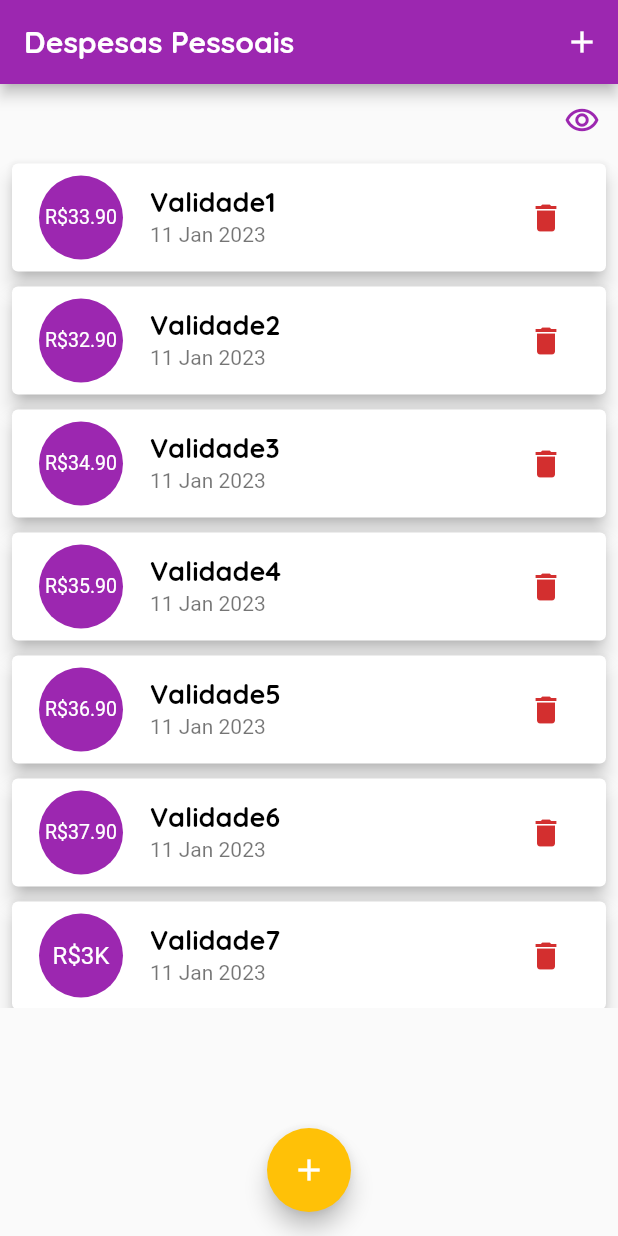
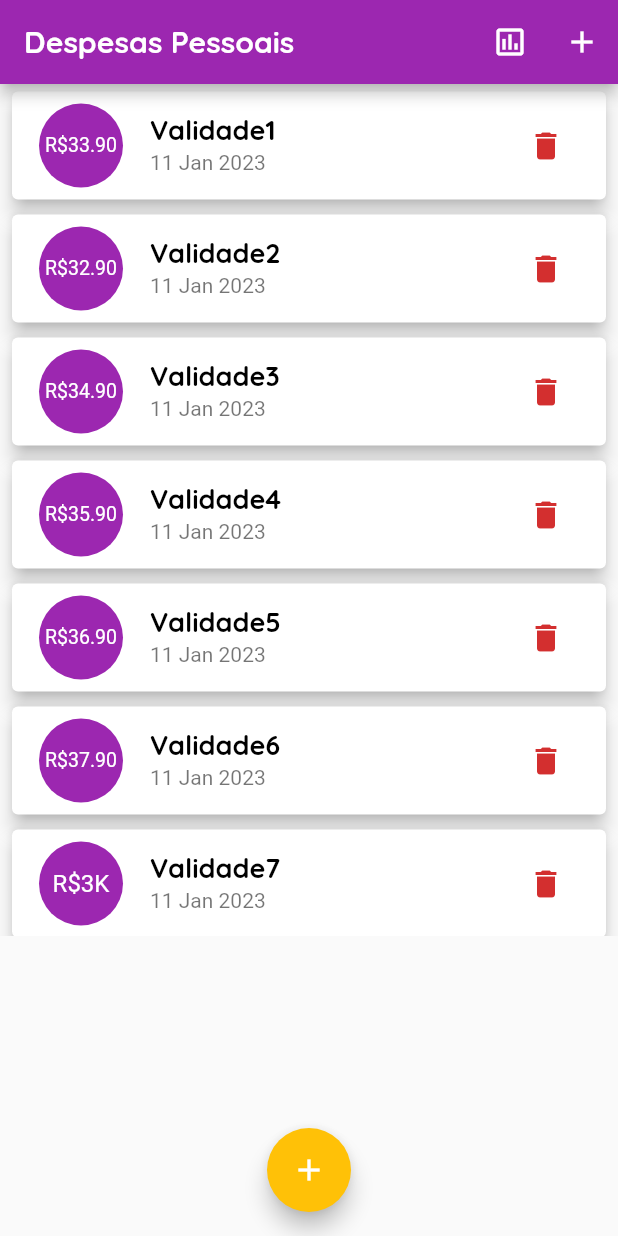
Before and after one commit to tupiribas/AppControleDeGastos, a Flutter app: the screen it shows after launch, on a phone screen of 412 x 824 dp. Run offline on Flutter 3.47's test engine with Material 2 defaults, Android fonts, the phone set to English and light mode, and no system bars.

Commit message:
Acessibilidade/Implementação visual - v1.1.2 - main

```diff
--- a/lib/main.dart
+++ b/lib/main.dart
@@ -164,6 +164,33 @@ class _MyHomePageState extends State<MyHomePage> {
         ),
       ),
       actions: <Widget>[
+        // Botão para alternar a visualização: lista e gráfico
+        Row(
+          mainAxisAlignment: MainAxisAlignment.end,
+          children: <Widget>[
+            IconButton(
+              icon: _showChart
+                  ? const Icon(
+                      Icons.poll_rounded,
+                      color: Colors.amber,
+                    )
+                  : const Icon(
+                      Icons.poll_outlined,
+                      color: Colors.white,
+                    ),
+              onPressed: () {
+                setState(() {
+                  if (_showChart) {
+                    _showChart = false;
+                  } else {
+                    _showChart = true;
+                  }
+                });
+              },
+            )
+          ],
+        ),
+        // Botão alternativo para adicionar nova transação
         IconButton(
           icon: const Icon(Icons.add),
           onPressed: () => _openTransactionFormModal(context),
@@ -183,41 +210,6 @@ class _MyHomePageState extends State<MyHomePage> {
           crossAxisAlignment: CrossAxisAlignment.stretch,
           children: <Widget>[
             // Implementação! - Fazer a transações mensais
-            Row(
-              mainAxisAlignment: MainAxisAlignment.end,
-              children: <Widget>[
-                IconButton(
-                  icon: _showChart
-                      ? const Icon(
-                          Icons.remove_red_eye_rounded,
-                          color: Colors.purple,
-                        )
-                      : const Icon(
-                          Icons.remove_red_eye_outlined,
-                          color: Colors.purple,
-                        ),
-                  onPressed: () {
-                    setState(() {
-                      if (_showChart) {
-                        _showChart = false;
-                      } else {
-                        _showChart = true;
-                      }
-                    });
-                  },
-                )
-                // -- AULA --
-                // Switch(
-                //   activeColor: Colors.amber,
-                //   value: _showChart,
-                //   onChanged: (value) {
-                //     setState(() {
-                //       _showChart = value;
-                //     });
-                //   },
-                // ),
-              ],
-            ),
             if (_showChart)
               SizedBox(
                 height: availableHeight * 0.26,
```
